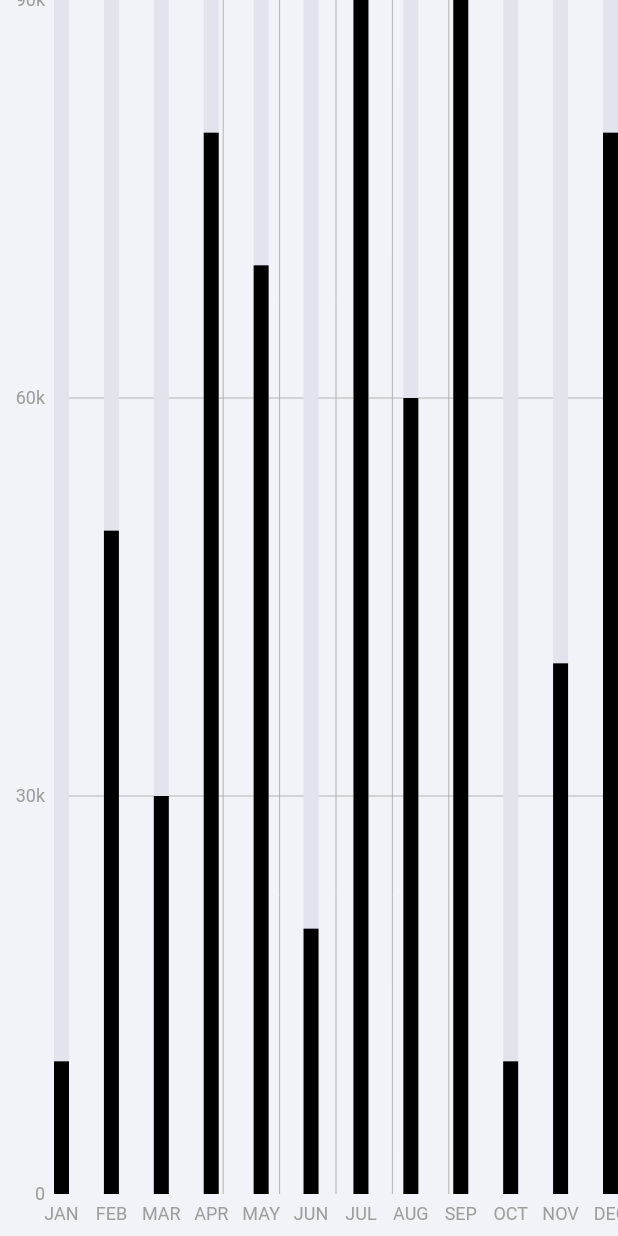
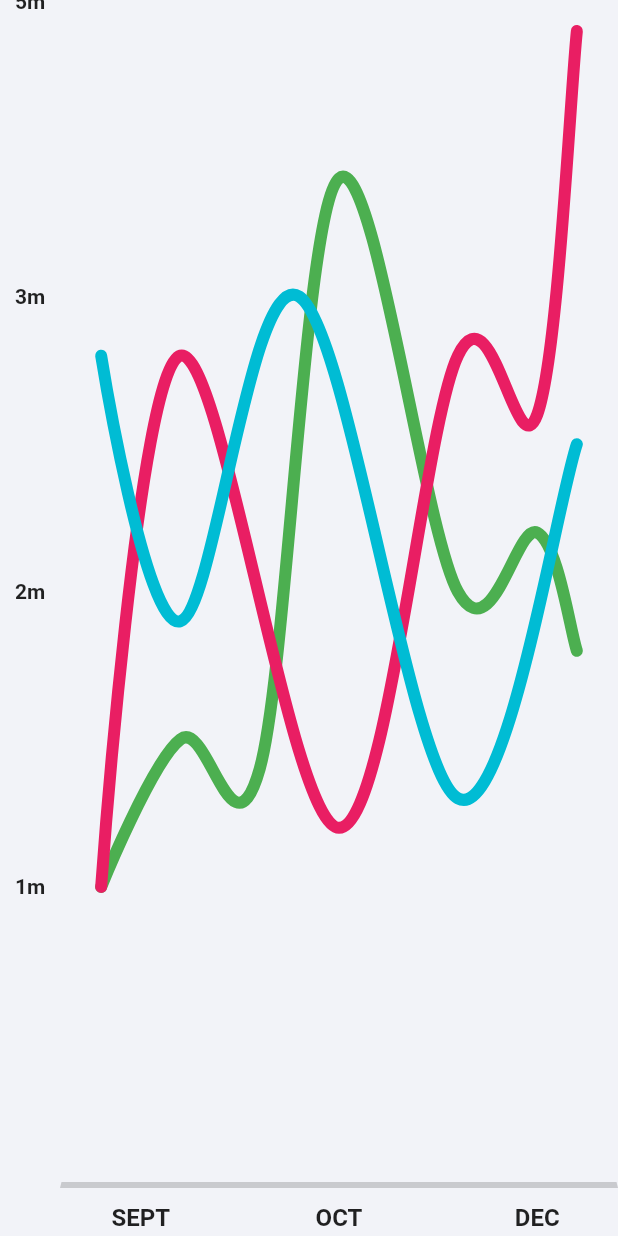
Before and after one commit to Skyleaft/CMAManagement, a Flutter app: the BarChartCopmponent widget shown alone on an empty page, opened directly, on a phone screen of 412 x 824 dp. Run offline on Flutter 3.47's test engine with Material 2 defaults, Android fonts, the phone set to English and light mode, and no system bars; drawn by our look-alikes of fl_chart; our stand-ins replace cloud_firestore, currency_text_input_formatter, firebase_core, firebase_messaging, flutter_colorpicker, flutter_datetime_picker and 11 more; missing offline and left inert: flutter_guid; accounts and stored records are empty; network calls fail.

Commit message:
added total pendapatan, pengeluaran

```diff
--- a/lib/Menu/dashboardFragment.dart
+++ b/lib/Menu/dashboardFragment.dart
@@ -40,6 +40,7 @@ import 'package:cma_management/styles/styles.dart';
 import 'package:cma_management/styles/themes.dart';
 import 'package:flutter/material.dart';
 import 'package:http/http.dart' as http;
+import 'package:money_formatter/money_formatter.dart';
 import 'dart:developer' as dev;
 
 import 'package:shimmer/shimmer.dart';
@@ -62,6 +63,8 @@ class _DashboardFragmentState extends State<DashboardFragment> {
   final ScrollController scrollController = ScrollController();
   double topBarOpacity = 0.0;
   late DashboardData dashboardData = DashboardData();
+  late MoneyFormatter? pengeluaran = null;
+  late MoneyFormatter? pendapatan = null;
 
   List<Widget> listViews = <Widget>[];
 
@@ -70,6 +73,24 @@ class _DashboardFragmentState extends State<DashboardFragment> {
       final _data = await DashboardService().getDashboards();
       setState(() {
         dashboardData = _data;
+        pengeluaran = new MoneyFormatter(
+            amount: double.parse(dashboardData.pengeluaran!.toString()),
+            settings: MoneyFormatterSettings(
+              symbol: 'Rp.',
+              thousandSeparator: '.',
+              decimalSeparator: ',',
+              symbolAndNumberSeparator: ' ',
+              fractionDigits: 0,
+            ));
+        pendapatan = new MoneyFormatter(
+            amount: double.parse(dashboardData.pendapatan!.toString()),
+            settings: MoneyFormatterSettings(
+              symbol: 'Rp.',
+              thousandSeparator: '.',
+              decimalSeparator: ',',
+              symbolAndNumberSeparator: ' ',
+              fractionDigits: 0,
+            ));
       });
     }
   }
@@ -387,6 +408,51 @@ class _DashboardFragmentState extends State<DashboardFragment> {
             animationController: widget.animationController!,
           ),
           loadMonitoringData(true),
+          Card(
+            margin: EdgeInsets.all(20),
+            child: Padding(
+              padding: const EdgeInsets.all(18.0),
+              child: Row(
+                crossAxisAlignment: CrossAxisAlignment.center,
+                mainAxisAlignment: MainAxisAlignment.spaceBetween,
+                children: [
+                  Column(
+                    children: [
+                      Text(
+                        "Pengeluaran",
+                        style: CMATheme.title,
+                      ),
+                      Icon(
+                        Icons.arrow_upward,
+                        size: 48,
+                      ),
+                      Text(pengeluaran!.output.symbolOnLeft,
+                          style: TextStyle(fontSize: 17, color: Colors.red))
+                    ],
+                  ),
+                  Container(
+                    height: 80,
+                    width: 2,
+                    color: Colors.grey,
+                  ),
+                  Column(
+                    children: [
+                      Text(
+                        "Pendapatan",
+                        style: CMATheme.title,
+                      ),
+                      Icon(
+                        Icons.arrow_downward,
+                        size: 48,
+                      ),
+                      Text(pendapatan!.output.symbolOnLeft,
+                          style: TextStyle(fontSize: 17, color: Colors.green))
+                    ],
+                  ),
+                ],
+              ),
+            ),
+          ),
           TitleView(
             titleTxt: 'Pengeluaran Tiap Bulanan',
             subTxt: 'Details',
--- a/lib/component/barChart.dart
+++ b/lib/component/barChart.dart
@@ -10,180 +10,186 @@ class BarChartCopmponent extends StatelessWidget {
 
   @override
   Widget build(BuildContext context) {
-    return BarChart(
-      BarChartData(
-          borderData: FlBorderData(show: false),
-          alignment: BarChartAlignment.spaceBetween,
-          axisTitleData:
-              FlAxisTitleData(leftTitle: AxisTitle(reservedSize: 20)),
-          gridData:
-              FlGridData(drawHorizontalLine: true, horizontalInterval: 30),
-          titlesData: FlTitlesData(
-              leftTitles: SideTitles(
-                reservedSize: 30,
-                getTextStyles: (value) =>
-                    const TextStyle(color: Colors.grey, fontSize: 12),
-                showTitles: true,
-                getTitles: (value) {
-                  if (value == 0) {
-                    return '0';
-                  } else if (value == 30) {
-                    return '30k';
-                  } else if (value == 60) {
-                    return '60k';
-                  } else if (value == 90) {
-                    return '90k';
-                  } else {
-                    return '';
-                  }
-                },
-              ),
-              bottomTitles: SideTitles(
-                showTitles: true,
-                getTextStyles: (value) =>
-                    const TextStyle(color: Colors.grey, fontSize: 12),
-                getTitles: (value) {
-                  if (value == 0) {
-                    return 'JAN';
-                  } else if (value == 1) {
-                    return 'FEB';
-                  } else if (value == 2) {
-                    return 'MAR';
-                  } else if (value == 3) {
-                    return 'APR';
-                  } else if (value == 4) {
-                    return 'MAY';
-                  } else if (value == 5) {
-                    return 'JUN';
-                  } else if (value == 6) {
-                    return 'JUL';
-                  } else if (value == 7) {
-                    return 'AUG';
-                  } else if (value == 8) {
-                    return 'SEP';
-                  } else if (value == 9) {
-                    return 'OCT';
-                  } else if (value == 10) {
-                    return 'NOV';
-                  } else if (value == 11) {
-                    return 'DEC';
-                  } else {
-                    return '';
-                  }
-                },
-              )),
-          barGroups: [
-            BarChartGroupData(x: 0, barRods: [
-              BarChartRodData(
-                  y: 10,
-                  colors: [Colors.black],
-                  borderRadius: BorderRadius.circular(0),
-                  width: Responsive.isDesktop(context) ? 40 : 10,
-                  backDrawRodData: BackgroundBarChartRodData(
-                      y: 90, show: true, colors: [AppColors.barBg])),
-            ]),
-            BarChartGroupData(x: 1, barRods: [
-              BarChartRodData(
-                  y: 50,
-                  colors: [Colors.black],
-                  borderRadius: BorderRadius.circular(0),
-                  width: Responsive.isDesktop(context) ? 40 : 10,
-                  backDrawRodData: BackgroundBarChartRodData(
-                      y: 90, show: true, colors: [AppColors.barBg]))
-            ]),
-            BarChartGroupData(x: 2, barRods: [
-              BarChartRodData(
-                  y: 30,
-                  colors: [Colors.black],
-                  borderRadius: BorderRadius.circular(0),
-                  width: Responsive.isDesktop(context) ? 40 : 10,
-                  backDrawRodData: BackgroundBarChartRodData(
-                      y: 90, show: true, colors: [AppColors.barBg]))
-            ]),
-            BarChartGroupData(x: 3, barRods: [
-              BarChartRodData(
-                  y: 80,
-                  colors: [Colors.black],
-                  borderRadius: BorderRadius.circular(0),
-                  width: Responsive.isDesktop(context) ? 40 : 10,
-                  backDrawRodData: BackgroundBarChartRodData(
-                      y: 90, show: true, colors: [AppColors.barBg]))
-            ]),
-            BarChartGroupData(x: 4, barRods: [
-              BarChartRodData(
-                  y: 70,
-                  colors: [Colors.black],
-                  borderRadius: BorderRadius.circular(0),
-                  width: Responsive.isDesktop(context) ? 40 : 10,
-                  backDrawRodData: BackgroundBarChartRodData(
-                      y: 90, show: true, colors: [AppColors.barBg]))
-            ]),
-            BarChartGroupData(x: 5, barRods: [
-              BarChartRodData(
-                  y: 20,
-                  colors: [Colors.black],
-                  borderRadius: BorderRadius.circular(0),
-                  width: Responsive.isDesktop(context) ? 40 : 10,
-                  backDrawRodData: BackgroundBarChartRodData(
-                      y: 90, show: true, colors: [AppColors.barBg]))
-            ]),
-            BarChartGroupData(x: 6, barRods: [
-              BarChartRodData(
-                  y: 90,
-                  colors: [Colors.black],
-                  borderRadius: BorderRadius.circular(0),
-                  width: Responsive.isDesktop(context) ? 40 : 10,
-                  backDrawRodData: BackgroundBarChartRodData(
-                      y: 90, show: true, colors: [AppColors.barBg]))
-            ]),
-            BarChartGroupData(x: 7, barRods: [
-              BarChartRodData(
-                  y: 60,
-                  colors: [Colors.black],
-                  borderRadius: BorderRadius.circular(0),
-                  width: Responsive.isDesktop(context) ? 40 : 10,
-                  backDrawRodData: BackgroundBarChartRodData(
-                      y: 90, show: true, colors: [AppColors.barBg]))
-            ]),
-            BarChartGroupData(x: 8, barRods: [
-              BarChartRodData(
-                  y: 90,
-                  colors: [Colors.black],
-                  borderRadius: BorderRadius.circular(0),
-                  width: Responsive.isDesktop(context) ? 40 : 10,
-                  backDrawRodData: BackgroundBarChartRodData(
-                      y: 90, show: true, colors: [AppColors.barBg]))
-            ]),
-            BarChartGroupData(x: 9, barRods: [
-              BarChartRodData(
-                  y: 10,
-                  colors: [Colors.black],
-                  borderRadius: BorderRadius.circular(0),
-                  width: Responsive.isDesktop(context) ? 40 : 10,
-                  backDrawRodData: BackgroundBarChartRodData(
-                      y: 90, show: true, colors: [AppColors.barBg]))
-            ]),
-            BarChartGroupData(x: 10, barRods: [
-              BarChartRodData(
-                  y: 40,
-                  colors: [Colors.black],
-                  borderRadius: BorderRadius.circular(0),
-                  width: Responsive.isDesktop(context) ? 40 : 10,
-                  backDrawRodData: BackgroundBarChartRodData(
-                      y: 90, show: true, colors: [AppColors.barBg]))
-            ]),
-            BarChartGroupData(x: 11, barRods: [
-              BarChartRodData(
-                  y: 80,
-                  colors: [Colors.black],
-                  borderRadius: BorderRadius.circular(0),
-                  width: Responsive.isDesktop(context) ? 40 : 10,
-                  backDrawRodData: BackgroundBarChartRodData(
-                      y: 90, show: true, colors: [AppColors.barBg]))
-            ]),
-          ]),
+    return LineChart(
+      sampleData1,
       swapAnimationDuration: Duration(milliseconds: 150), // Optional
       swapAnimationCurve: Curves.linear, // Optional
     );
   }
+
+  LineChartData get sampleData1 => LineChartData(
+        lineTouchData: lineTouchData1,
+        gridData: gridData,
+        titlesData: titlesData1,
+        borderData: borderData,
+        lineBarsData: lineBarsData1,
+        minX: 0,
+        maxX: 14,
+        maxY: 4,
+        minY: 0,
+      );
+
+  LineTouchData get lineTouchData1 => LineTouchData(
+        handleBuiltInTouches: true,
+        touchTooltipData: LineTouchTooltipData(
+          tooltipBgColor: Colors.blueGrey.withOpacity(0.8),
+        ),
+      );
+
+  List<LineChartBarData> get lineBarsData1 => [
+        lineChartBarData1_1,
+        lineChartBarData1_2,
+        lineChartBarData1_3,
+      ];
+  FlTitlesData get titlesData1 => FlTitlesData(
+        bottomTitles: AxisTitles(
+          sideTitles: bottomTitles,
+        ),
+        rightTitles: AxisTitles(
+          sideTitles: SideTitles(showTitles: false),
+        ),
+        topTitles: AxisTitles(
+          sideTitles: SideTitles(showTitles: false),
+        ),
+        leftTitles: AxisTitles(
+          sideTitles: leftTitles(),
+        ),
+      );
+
+  Widget bottomTitleWidgets(double value, TitleMeta meta) {
+    const style = TextStyle(
+      fontWeight: FontWeight.bold,
+      fontSize: 16,
+    );
+    Widget text;
+    switch (value.toInt()) {
+      case 2:
+        text = const Text('SEPT', style: style);
+        break;
+      case 7:
+        text = const Text('OCT', style: style);
+        break;
+      case 12:
+        text = const Text('DEC', style: style);
+        break;
+      default:
+        text = const Text('');
+        break;
+    }
+
+    return SideTitleWidget(
+      axisSide: meta.axisSide,
+      space: 10,
+      child: text,
+    );
+  }
+
+  Widget leftTitleWidgets(double value, TitleMeta meta) {
+    const style = TextStyle(
+      fontWeight: FontWeight.bold,
+      fontSize: 14,
+    );
+    String text;
+    switch (value.toInt()) {
+      case 1:
+        text = '1m';
+        break;
+      case 2:
+        text = '2m';
+        break;
+      case 3:
+        text = '3m';
+        break;
+      case 4:
+        text = '5m';
+        break;
+      case 5:
+        text = '6m';
+        break;
+      default:
+        return Container();
+    }
+
+    return Text(text, style: style, textAlign: TextAlign.center);
+  }
+
+  SideTitles leftTitles() => SideTitles(
+        getTitlesWidget: leftTitleWidgets,
+        showTitles: true,
+        interval: 1,
+        reservedSize: 40,
+      );
+
+  FlBorderData get borderData => FlBorderData(
+        show: true,
+        border: Border(
+          bottom:
+              BorderSide(color: AppColors.primary.withOpacity(0.2), width: 4),
+          left: const BorderSide(color: Colors.transparent),
+          right: const BorderSide(color: Colors.transparent),
+          top: const BorderSide(color: Colors.transparent),
+        ),
+      );
+
+  LineChartBarData get lineChartBarData1_1 => LineChartBarData(
+        isCurved: true,
+        color: Colors.green,
+        barWidth: 8,
+        isStrokeCapRound: true,
+        dotData: FlDotData(show: false),
+        belowBarData: BarAreaData(show: false),
+        spots: const [
+          FlSpot(1, 1),
+          FlSpot(3, 1.5),
+          FlSpot(5, 1.4),
+          FlSpot(7, 3.4),
+          FlSpot(10, 2),
+          FlSpot(12, 2.2),
+          FlSpot(13, 1.8),
+        ],
+      );
+
+  LineChartBarData get lineChartBarData1_2 => LineChartBarData(
+        isCurved: true,
+        color: Colors.pink,
+        barWidth: 8,
+        isStrokeCapRound: true,
+        dotData: FlDotData(show: false),
+        belowBarData: BarAreaData(
+          show: false,
+          color: Colors.pink.withOpacity(0),
+        ),
+        spots: const [
+          FlSpot(1, 1),
+          FlSpot(3, 2.8),
+          FlSpot(7, 1.2),
+          FlSpot(10, 2.8),
+          FlSpot(12, 2.6),
+          FlSpot(13, 3.9),
+        ],
+      );
+
+  LineChartBarData get lineChartBarData1_3 => LineChartBarData(
+        isCurved: true,
+        color: Colors.cyan,
+        barWidth: 8,
+        isStrokeCapRound: true,
+        dotData: FlDotData(show: false),
+        belowBarData: BarAreaData(show: false),
+        spots: const [
+          FlSpot(1, 2.8),
+          FlSpot(3, 1.9),
+          FlSpot(6, 3),
+          FlSpot(10, 1.3),
+          FlSpot(13, 2.5),
+        ],
+      );
+
+  SideTitles get bottomTitles => SideTitles(
+        showTitles: true,
+        reservedSize: 32,
+        interval: 1,
+        getTitlesWidget: bottomTitleWidgets,
+      );
+  FlGridData get gridData => FlGridData(show: false);
 }
--- a/lib/model/DashbordData.dart
+++ b/lib/model/DashbordData.dart
@@ -11,6 +11,8 @@ class DashboardData {
   int? stockCount;
   int? pembelianCount;
   int? penjualanCount;
+  int? pengeluaran;
+  int? pendapatan;
 
   DashboardData(
       {this.usahaCount,
@@ -20,7 +22,9 @@ class DashboardData {
       this.barangCount,
       this.stockCount,
       this.pembelianCount,
-      this.penjualanCount});
+      this.penjualanCount,
+      this.pengeluaran,
+      this.pendapatan});
 
   DashboardData.fromJson(Map<String, dynamic> json) {
     usahaCount = json['usahaCount'];
@@ -31,5 +35,7 @@ class DashboardData {
     stockCount = json['stockCount'];
     pembelianCount = json['pembelianCount'];
     penjualanCount = json['penjualanCount'];
+    pengeluaran = json['pengeluaran'];
+    pendapatan = json['pendapatan'];
   }
 }
--- a/pubspec.yaml
+++ b/pubspec.yaml
@@ -37,7 +37,7 @@ dependencies:
   cupertino_icons: ^1.0.2
   intl: ^0.18.0
   flutter_svg: ^1.1.6
-  fl_chart: ^0.35.0
+  fl_chart: ^0.62.0
   rive: ^0.9.1
   http: ^0.13.5
   flutter_guid: ^0.3.1
```
Also changed, not shown: pubspec.lock.
